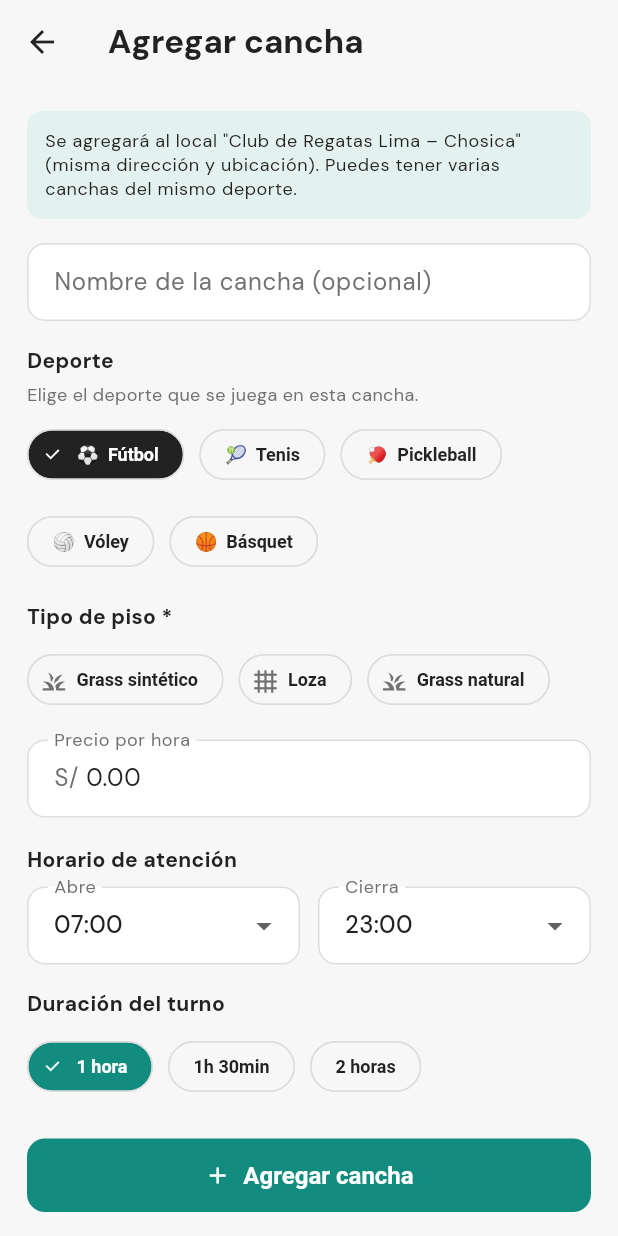
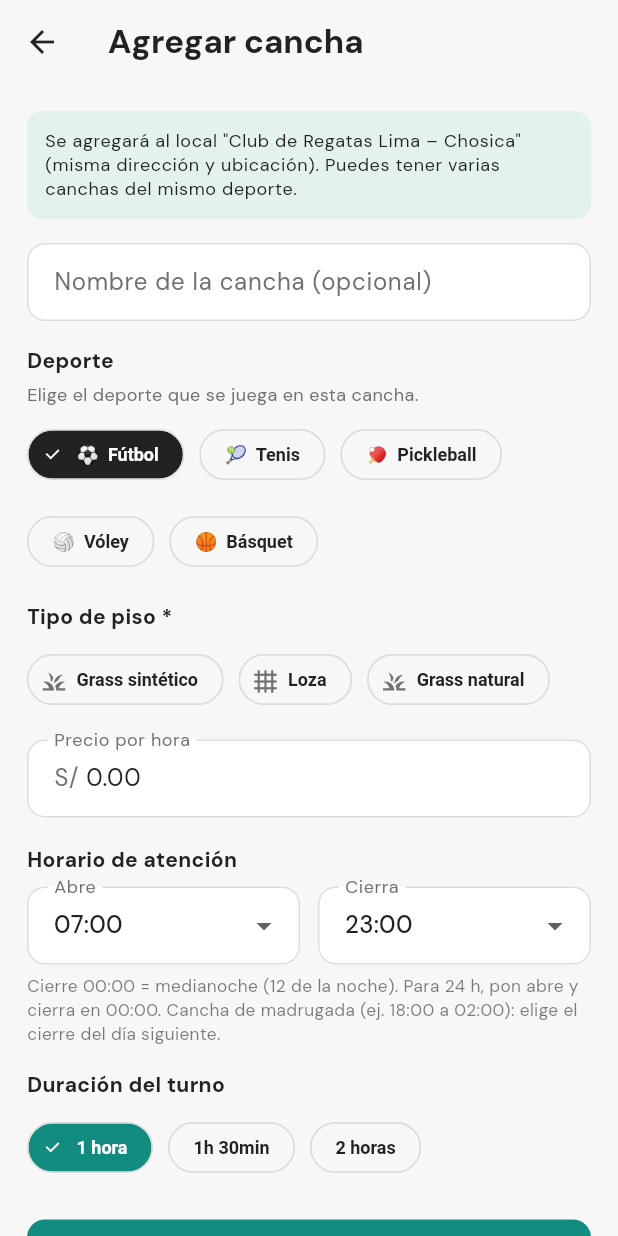
Before and after one commit to dcalagua/canchas-app-lima, a Flutter app: the AgregarCanchaScreen screen opened directly with sample values from the repository, on a phone screen of 412 x 824 dp. Run offline on Flutter 3.47's test engine with Material 3 defaults, Android fonts, the phone set to English and light mode, and no system bars; our stand-ins replace audioplayers, cached_network_image, file_picker, firebase_core, firebase_messaging, flutter_cache_manager and 19 more; missing offline and left inert: flutter_callkit_incoming, flutter_webrtc, google_mlkit_text_recognition, record; accounts and stored records are empty.

Commit message:
feat(horario): soportar cierre que cruza medianoche (hasta 00:00, 24 h, madrugada)
Antes 'if (fin <= ini) return []' dejaba la cancha SIN horarios cuando el cierre
era 00:00 (=0 min) o cruzaba medianoche → 'no disponible', y con cierre 23:00 el
último turno era 22:00 (el de 23:00 terminaba después del cierre). Ahora, si el
cierre es <= apertura, se le suma un día (fin += 24h): cubre 'hasta medianoche'
(07:00→00:00, último turno 23:00–00:00), cancha nocturna (18:00→02:00) y 24 h
(00:00→00:00). minutosEnHora envuelve con % 24 para mostrar 00:00/01:00 en vez
de 24:00/25:00. Nota de ayuda en el selector de horario.

```diff
--- a/lib/widgets/selector_horario.dart
+++ b/lib/widgets/selector_horario.dart
@@ -47,6 +47,12 @@ class SelectorHorario extends StatelessWidget {
             Expanded(child: _dropHora('Cierra', cierre, onCierre)),
           ],
         ),
+        const SizedBox(height: 6),
+        Text(
+            'Cierre 00:00 = medianoche (12 de la noche). Para 24 h, pon abre y '
+            'cierra en 00:00. Cancha de madrugada (ej. 18:00 a 02:00): elige el '
+            'cierre del día siguiente.',
+            style: TextStyle(fontSize: 11.5, color: tinta.withOpacity(0.6))),
         const SizedBox(height: 16),
         const Text('Duración del turno',
             style: TextStyle(fontWeight: FontWeight.w700)),
```
Also changed, not shown: lib/models/models.dart (+9 -3 lines).
